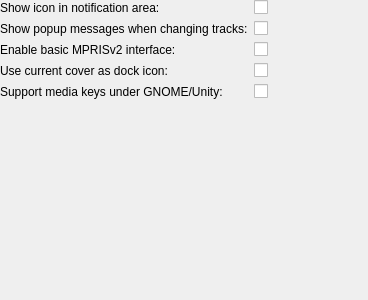
This is gui/externalsettings.ui in polpo/cantata-mac as Qt 5 draws it before an edit. The edited form follows.
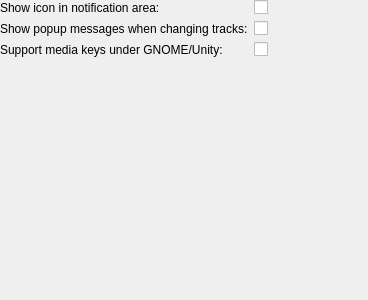
This is the edited form. Custom widgets are drawn as their Qt base class.

Commit message: - Remove setting of dockmanager item to current cover. This is better handled by an extrna dockmanager helper script, as per amarok, etc. - Remove option to enable/disable MPRIS interface, and always have enabled.

```diff
--- a/gui/externalsettings.ui
+++ b/gui/externalsettings.ui
@@ -57,48 +57,14 @@
      </property>
     </widget>
    </item>
-   <item row="2" column="0">
-    <widget class="BuddyLabel" name="mprisLabel">
-     <property name="text">
-      <string>Enable basic MPRISv2 interface:</string>
-     </property>
-     <property name="buddy">
-      <cstring>mpris</cstring>
-     </property>
-    </widget>
-   </item>
-   <item row="2" column="1">
-    <widget class="OnOffButton" name="mpris">
-     <property name="text">
-      <string/>
-     </property>
-    </widget>
-   </item>
    <item row="3" column="0">
-    <widget class="BuddyLabel" name="dockManagerLabel">
-     <property name="text">
-      <string>Use current cover as dock icon:</string>
-     </property>
-     <property name="buddy">
-      <cstring>dockManager</cstring>
-     </property>
-    </widget>
-   </item>
-   <item row="3" column="1">
-    <widget class="OnOffButton" name="dockManager">
-     <property name="text">
-      <string/>
-     </property>
-    </widget>
-   </item>
-   <item row="4" column="0">
     <widget class="QLabel" name="gnomeMediaKeysLabel">
      <property name="text">
       <string>Support media keys under GNOME/Unity:</string>
      </property>
     </widget>
    </item>
-   <item row="4" column="1">
+   <item row="3" column="1">
     <widget class="OnOffButton" name="gnomeMediaKeys"/>
    </item>
   </layout>
```
Left out of the diff: 3 changed lines with no effect on the pictures. The commit also changes 11 other files.
